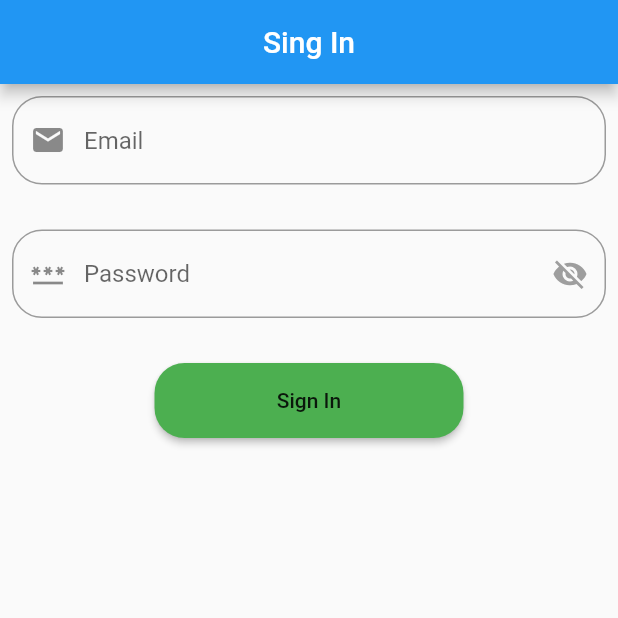
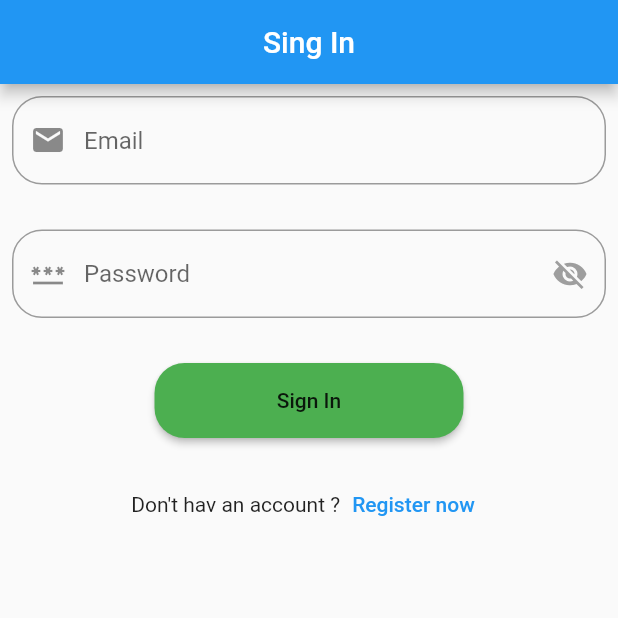
Before and after one commit to Savdancode/My-Code, a Flutter app: the screen it shows after launch, on a phone screen of 412 x 824 dp, the top half of it. Run offline on Flutter 3.47's test engine with Material 2 defaults, Android fonts, the phone set to English and light mode, and no system bars; our stand-ins replace cloud_firestore, firebase_auth, firebase_core, firebase_storage, image_picker; accounts and stored records are empty.

Commit message:
Last Done

```diff
--- a/lib/Authen/register.dart
+++ b/lib/Authen/register.dart
@@ -48,6 +48,7 @@ class _RegisterState extends State<Register> {
                       mainAxisAlignment: MainAxisAlignment.center,
                       children: [
                         _buildPickerImage,
+                        SizedBox(height: 10),
                         TextFormField(
                           autofocus: false,
                           validator: (value) =>
--- a/lib/Authen/signIn.dart
+++ b/lib/Authen/signIn.dart
@@ -1,4 +1,5 @@
 import 'package:cam_data/Authen/authen_Class.dart';
+import 'package:cam_data/Authen/register.dart';
 import 'package:cam_data/Screens/homesreen.dart';
 import 'package:flutter/material.dart';
 
@@ -114,6 +115,25 @@ class _SignInState extends State<SignIn> {
                         color: Colors.green,
                         child: Text('Sign In'),
                       ),
+                      SizedBox(
+                        height: 20,
+                      ),
+                      Row(
+                        mainAxisAlignment: MainAxisAlignment.center,
+                        children: [
+                          Text('Don\'t hav an account ?'),
+                          TextButton(
+                            onPressed: () {
+                              Navigator.pushAndRemoveUntil(
+                                  context,
+                                  MaterialPageRoute(
+                                      builder: (context) => Register()),
+                                  (route) => false);
+                            },
+                            child: Text('Register now'),
+                          )
+                        ],
+                      ),
                     ],
                   ),
                 ),
```
